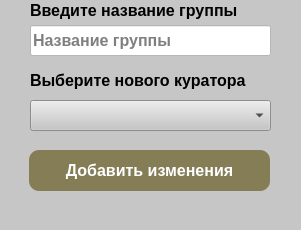
The window that widjets/ui/form_change_curator_for_group.ui (smile-rus1/Information_system_of_the_head_of_the_department) describes before a commit, drawn with Qt 5.
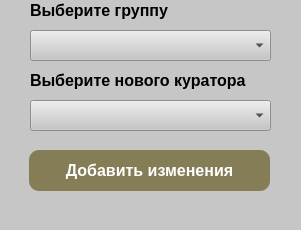
The same window after the commit.

Commit message: шаблоны для форм

```diff
--- a/widjets/ui/form_change_curator_for_group.ui
+++ b/widjets/ui/form_change_curator_for_group.ui
@@ -34,7 +34,7 @@
      </font>
     </property>
     <property name="text">
-     <string>Введите название группы</string>
+     <string>Выберите группу</string>
     </property>
    </widget>
    <widget class="QLabel" name="label_4">
@@ -57,32 +57,6 @@
      <string>Выберите нового куратора</string>
     </property>
    </widget>
-   <widget class="QLineEdit" name="edit_name_group">
-    <property name="enabled">
-     <bool>true</bool>
-    </property>
-    <property name="geometry">
-     <rect>
-      <x>30</x>
-      <y>25</y>
-      <width>241</width>
-      <height>31</height>
-     </rect>
-    </property>
-    <property name="font">
-     <font>
-      <pointsize>12</pointsize>
-      <weight>75</weight>
-      <bold>true</bold>
-     </font>
-    </property>
-    <property name="styleSheet">
-     <string notr="true">background-color: rgb(255, 255, 255);</string>
-    </property>
-    <property name="placeholderText">
-     <string>Название группы</string>
-    </property>
-   </widget>
    <widget class="QComboBox" name="cb_change_curator_group">
     <property name="geometry">
      <rect>
@@ -137,6 +111,26 @@
      <bool>false</bool>
     </property>
    </widget>
+   <widget class="QComboBox" name="cb_choice_group">
+    <property name="geometry">
+     <rect>
+      <x>30</x>
+      <y>30</y>
+      <width>241</width>
+      <height>31</height>
+     </rect>
+    </property>
+    <property name="font">
+     <font>
+      <pointsize>12</pointsize>
+      <weight>75</weight>
+      <bold>true</bold>
+     </font>
+    </property>
+    <property name="currentText">
+     <string/>
+    </property>
+   </widget>
   </widget>
  </widget>
  <resources/>
```
The commit also changes 2 other files.
